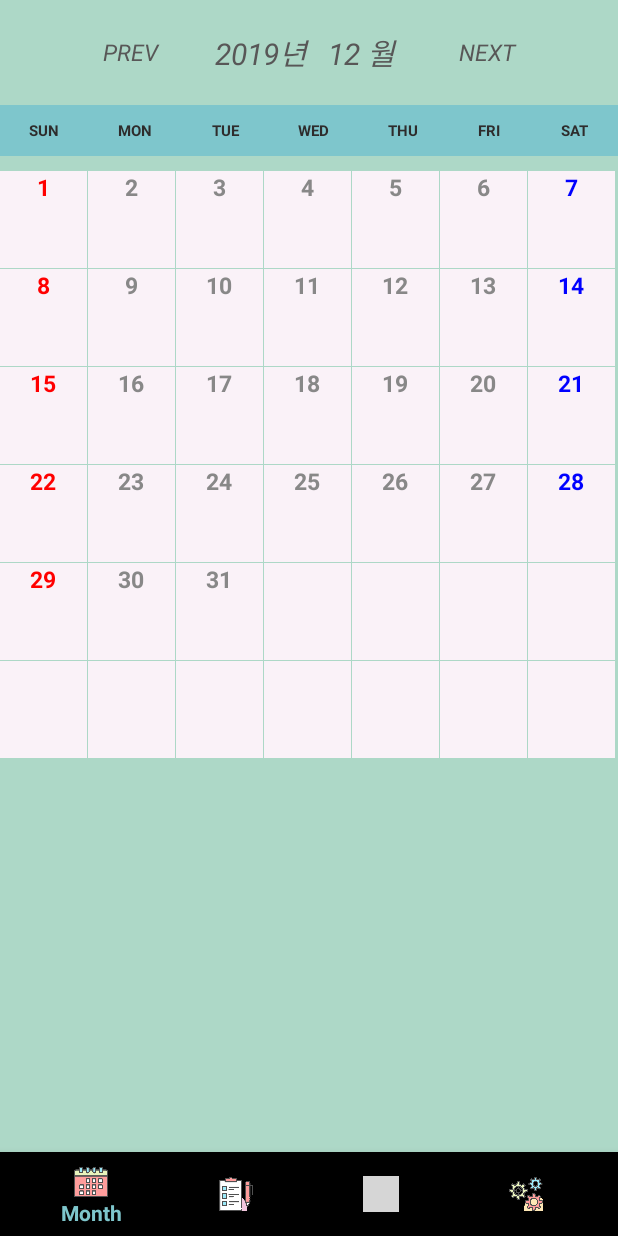
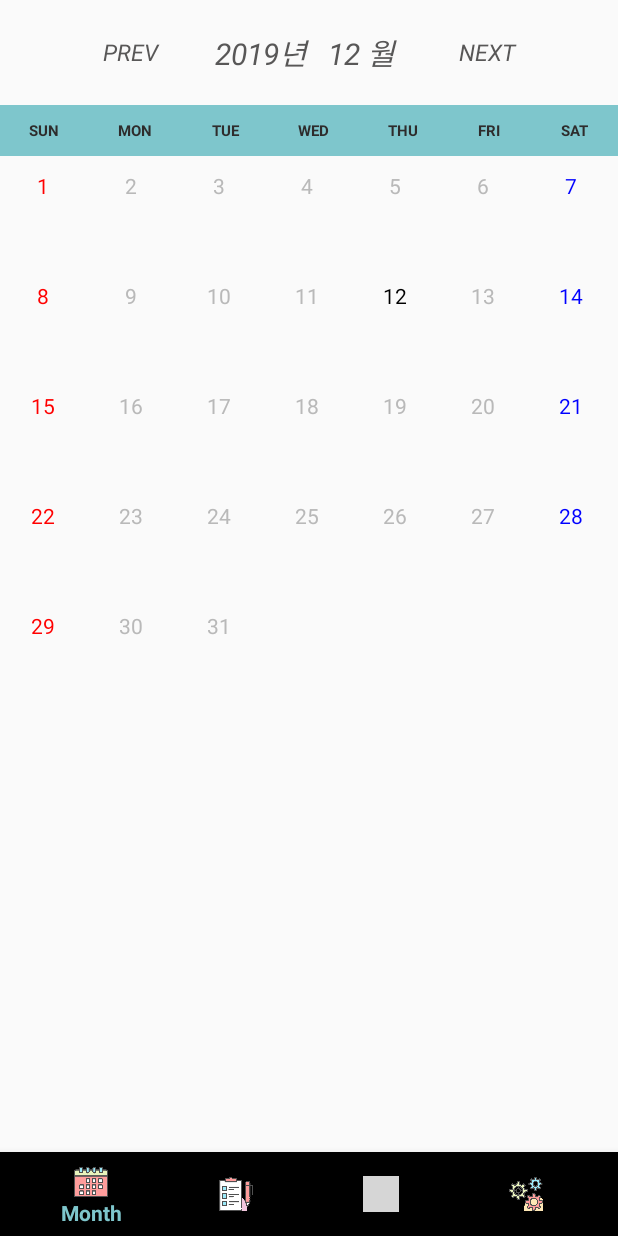
Before and after one commit to xim3739/HouseHolderProject, an Android app: the screen it shows after launch (MainActivity), after a tap on "10", on a phone screen of 412 x 824 dp. Run offline under Robolectric (Android 15) with nearby library versions, the light colour scheme and no system bars; libraries missing offline, so code that uses them is left out: com.daimajia.swipe, com.github.mikephil.charting, net.daum.android; grey boxes are pictures that could not be loaded.

Commit message:
애니메이션 , 해달날짜체크(미완성),현재날짜체크,xml_ImageButton

```diff
--- a/app/build.gradle
+++ b/app/build.gradle
@@ -36,6 +36,7 @@ dependencies {
     implementation 'com.google.android.material:material:1.0.0'
     implementation 'com.github.PhilJay:MpAndroidChart:v3.0.3'
     implementation 'androidx.recyclerview:recyclerview:1.0.0'
+    implementation 'com.prolificinteractive:material-calendarview:1.4.3'
     testImplementation 'junit:junit:4.12'
     androidTestImplementation 'androidx.test.ext:junit:1.1.1'
     androidTestImplementation 'androidx.test.espresso:espresso-core:3.2.0'
--- a/app/src/main/java/com/example/householderproject/adapter/MonthAdapter.java
+++ b/app/src/main/java/com/example/householderproject/adapter/MonthAdapter.java
@@ -4,6 +4,8 @@ import android.content.Context;
 import android.database.Cursor;
 import android.database.sqlite.SQLiteDatabase;
 import android.graphics.Color;
+import android.graphics.Paint;
+import android.graphics.Typeface;
 import android.text.format.Time;
 import android.util.AttributeSet;
 import android.view.View;
@@ -13,6 +15,7 @@ import android.widget.ImageView;
 import android.widget.TextView;
 
 import com.example.householderproject.R;
+import com.example.householderproject.fragment.Fragment1;
 import com.example.householderproject.model.CalendarListData;
 import com.example.householderproject.model.MonthItem;
 import com.example.householderproject.util.DBHelper;
@@ -34,6 +37,7 @@ public class MonthAdapter extends BaseAdapter {
     public int lastDay;//현재년도 현재달 마지막일
     public int selectedPosition = -1;//명시적 초기값 = -1
     public ArrayList<CalendarListData> list = new ArrayList<>();
+    private int day;
 
     public MonthAdapter() {
     }
@@ -68,6 +72,7 @@ public class MonthAdapter extends BaseAdapter {
 
     @Override
     public View getView(int position, View convertView, ViewGroup parent) {
+
         if (convertView == null) {
             convertView = View.inflate(mContext, R.layout.calendar_inner_view_holder, null);
         }
@@ -83,7 +88,7 @@ public class MonthAdapter extends BaseAdapter {
             SQLiteDatabase sqlDB = myDBHelper.getReadableDatabase();
             Cursor cursor;
             //날짜로 검색한 모든데이타(디비에 있는 데이타)를 가져온다
-            cursor = sqlDB.rawQuery("SELECT * FROM calenderTBL WHERE date = '" + curYear + "" + (curMonth+1) + "" + items[position].getDayValue() + "';", null);
+            cursor = sqlDB.rawQuery("SELECT * FROM calenderTBL WHERE date = '" + curYear + "" + (curMonth + 1) + "" + items[position].getDayValue() + "';", null);
             /*while () {                 select * FROM calenderTBL WHERE date like'2019_12_18%';
                 String databaseDate = cursor.getColumnName(0);
                 String databaseCoinrdo = cursor.getColumnName(1);
@@ -91,10 +96,9 @@ public class MonthAdapter extends BaseAdapter {
                 String databaseCoinfilter = cursor.getColumnName(3);
                 list.add(new MyList_Data(databaseDate,databaseCoinrdo,databaseCoinedttxt,databaseCoinfilter));
             }*/
-
-            if(cursor.getCount() != 0){
+            if (cursor.getCount() != 0) {
                 image1.setVisibility(View.VISIBLE);
-            }else{
+            } else {
                 image1.setVisibility(View.INVISIBLE);
             }
 
@@ -110,9 +114,14 @@ public class MonthAdapter extends BaseAdapter {
         } else if (columnIndex == 6) {
             txtDate.setTextColor(Color.BLUE);
         } else {
-            txtDate.setTextColor(Color.GRAY);
+            txtDate.setTextColor(mContext.getResources().getColor(R.color.customGray));
+        }
+        if (day == items[position].getDayValue()) {
+             txtDate.setTextColor(mContext.getResources().getColor(R.color.customDark));
+            /*txtDate.setTypeface(null, Typeface.BOLD);*/
+        }
 
-        }
+
 
         return convertView;
     }
@@ -124,6 +133,9 @@ public class MonthAdapter extends BaseAdapter {
         items = new MonthItem[42];
         //현재 년,월,일,시간을 가져옴
         mCalender = Calendar.getInstance();
+        //더 정확한 현재 날짜를 가져옴
+        mCalender.setTimeInMillis(System.currentTimeMillis());
+        day = mCalender.get(Calendar.DAY_OF_MONTH);
         //11월달, 1일~30일 1일 = 금요일, 달력의 시작점(우리나라 = 일요일 부터 시작)
         //년도, 월, 마지막일(윤년), 1일 -> 요일위치, 달력위치(월,일,토 중 선택);
         recalculate();
--- a/app/src/main/java/com/example/householderproject/fragment/Fragment1.java
+++ b/app/src/main/java/com/example/householderproject/fragment/Fragment1.java
@@ -5,6 +5,7 @@ import android.content.DialogInterface;
 import android.database.Cursor;
 import android.database.sqlite.SQLiteDatabase;
 import android.os.Bundle;
+import android.provider.ContactsContract;
 import android.view.LayoutInflater;
 import android.view.View;
 import android.view.ViewGroup;
@@ -29,7 +30,11 @@ import com.example.householderproject.model.CalendarListData;
 import com.example.householderproject.model.MonthItem;
 import com.example.householderproject.util.DBHelper;
 
+import java.text.SimpleDateFormat;
 import java.util.ArrayList;
+import java.util.Calendar;
+import java.util.Date;
+import java.util.Locale;
 
 import static com.example.householderproject.MainActivity.myContext;
 
@@ -42,6 +47,7 @@ public class Fragment1 extends Fragment implements View.OnClickListener, Adapter
     private View view;
     private String str;
     private String currentDate;
+    private boolean check;
 
     private CalendarListAdapter calendarListAdapter;
     private ArrayList<CalendarListData> calendarList = new ArrayList<>();
@@ -49,6 +55,7 @@ public class Fragment1 extends Fragment implements View.OnClickListener, Adapter
 
     public static SQLiteDatabase sqlDB;
     public static DBHelper dbHelper;
+    public static int seleteposition;
 
     @Nullable
     @Override
@@ -63,6 +70,7 @@ public class Fragment1 extends Fragment implements View.OnClickListener, Adapter
 
         gridViewCalendar = view.findViewById(R.id.gvCalender);
         textViewYear = view.findViewById(R.id.tvYearMonth);
+
 
         //1.어뎁터를 생성
         monthAdapter = new MonthAdapter(myContext);
@@ -82,6 +90,7 @@ public class Fragment1 extends Fragment implements View.OnClickListener, Adapter
         return view;
 
     }
+
 
     // 클릭 이벤트
     @Override
@@ -110,13 +119,17 @@ public class Fragment1 extends Fragment implements View.OnClickListener, Adapter
 
     @Override
     public void onItemClick(AdapterView<?> parent, View view, int position, long id) {
-
+        seleteposition = position;
         MonthItem curItem = (MonthItem) monthAdapter.getItem(position);
 
-        currentDate = String.valueOf(monthAdapter.curYear)  + (monthAdapter.curMonth + 1);
+        currentDate = String.valueOf(monthAdapter.curYear) + (monthAdapter.curMonth + 1);
 
+        if(view.isSelected()){
+            view.setBackgroundResource(R.drawable.custom);
+        }else {
+            view.setBackgroundResource(0);
+        }
         if (curItem.getDayValue() != 0) {
-
             dbHelper = new DBHelper(myContext);
             sqlDB = dbHelper.getReadableDatabase();
 
@@ -146,7 +159,7 @@ public class Fragment1 extends Fragment implements View.OnClickListener, Adapter
     @Override
     public boolean onItemLongClick(AdapterView<?> parent, final View view, final int position, long id) {
 
-        MonthItem curItem1= (MonthItem) monthAdapter.getItem(position);
+        MonthItem curItem1 = (MonthItem) monthAdapter.getItem(position);
 
         currentDate = monthAdapter.curYear + "/" + (monthAdapter.curMonth + 1);
 
@@ -218,12 +231,12 @@ public class Fragment1 extends Fragment implements View.OnClickListener, Adapter
                 if (radioButtonPlus.isChecked() && !(spinnerFilter.getSelectedItem().toString().equals("필터를 설정해 주세요")) &&
                         !(editTextCredit.getText().toString().equals(""))) {
 
-                    insertPlusDataBase(view.getContext(), currentDate, editTextCredit.getText().toString(), radioButtonPlus.getText().toString(), spinnerFilter.getSelectedItem().toString(), editTextLocation.getText().toString());
+                    insertPlusDataBase(view.getContext(), currentDate, editTextCredit.getText().toString() + " 원", radioButtonPlus.getText().toString(), spinnerFilter.getSelectedItem().toString(), editTextLocation.getText().toString());
 
                 } else if (radioButtonMinus.isChecked() && !(spinnerFilter.getSelectedItem().toString().equals("필터를 설정해 주세요")) &&
                         !(editTextCredit.getText().toString().equals(""))) {
 
-                    insertMinusDataBase(view.getContext(), currentDate, editTextCredit.getText().toString(), radioButtonMinus.getText().toString(), spinnerFilter.getSelectedItem().toString(), editTextLocation.getText().toString());
+                    insertMinusDataBase(view.getContext(), currentDate, editTextCredit.getText().toString() + " 원", radioButtonMinus.getText().toString(), spinnerFilter.getSelectedItem().toString(), editTextLocation.getText().toString());
 
                 } else {
 
@@ -254,13 +267,14 @@ public class Fragment1 extends Fragment implements View.OnClickListener, Adapter
         textViewYear.setText(yearMonth);
 
     }
+
     //DB 에 저장
     private void insertMinusDataBase(Context context, String currentDate, String editTextCredit, String radioButtonMinus, String spinnerFilter, String editTextLocation) {
 
         dbHelper = new DBHelper(context);
         sqlDB = dbHelper.getWritableDatabase();
 
-        sqlDB.execSQL("INSERT INTO calenderTBL VALUES(null, '" + currentDate + "','" + editTextCredit +"','"
+        sqlDB.execSQL("INSERT INTO calenderTBL VALUES(null, '" + currentDate + "','" + editTextCredit + "','"
                 + radioButtonMinus + "','" + spinnerFilter + "', '" + editTextLocation + "');");
 
         sqlDB.close();
@@ -271,6 +285,7 @@ public class Fragment1 extends Fragment implements View.OnClickListener, Adapter
         Toast.makeText(context, str + "(으)로 " + editTextCredit + "원의 지출이 발생하였습니다", Toast.LENGTH_LONG).show();
 
     }
+
     //DB 에 저장
     private void insertPlusDataBase(Context context, String currentDate, String editTextCredit, String radioButtonPlus, String spinnerFilter, String editTextLocation) {
 
@@ -278,7 +293,7 @@ public class Fragment1 extends Fragment implements View.OnClickListener, Adapter
         sqlDB = dbHelper.getWritableDatabase();
 
         sqlDB.execSQL("INSERT INTO calenderTBL VALUES( null, '" + currentDate + "','" + editTextCredit + "','"
-                + radioButtonPlus + "','" + spinnerFilter + "', '" + editTextLocation +"');");
+                + radioButtonPlus + "','" + spinnerFilter + "', '" + editTextLocation + "');");
 
         sqlDB.close();
 
--- a/app/src/main/res/drawable/custom.xml
+++ b/app/src/main/res/drawable/custom.xml
@@ -1,4 +1,26 @@
 <?xml version="1.0" encoding="utf-8"?>
-<selector xmlns:android="http://schemas.android.com/apk/res/android">
+<shape xmlns:android="http://schemas.android.com/apk/res/android"
+    android:shape="rectangle">
 
-</selector>
+    <corners
+        android:bottomRightRadius="0dp"
+        android:radius="0dp"/>
+
+    <!--  6  -->
+    <gradient
+        android:angle="135"
+        android:endColor="#0080D8FF"
+        android:startColor="#00AEBAF8" />
+
+    <size
+        android:width="15dp"
+        android:height="15dp" />
+
+    <!--Use android:dashWidth="2dp" and android:dashGap="2dp"
+    to add dashes to your stroke-->
+    <stroke
+        android:width="2dp"
+        android:color="#FFDE9C" />
+
+
+</shape>
--- a/app/src/main/res/drawable/customdefalut.xml
+++ b/app/src/main/res/drawable/customdefalut.xml
@@ -20,7 +20,7 @@
     to add dashes to your stroke-->
     <stroke
         android:width="2dp"
-        android:color="#FFDE9C" />
+        android:color="#FFFFFF" />
 
 
 </shape>
--- a/app/src/main/res/drawable/ic_radio_button_unchecked_black_24dp.xml
+++ b/app/src/main/res/drawable/ic_radio_button_unchecked_black_24dp.xml
@@ -1,4 +1,4 @@
-<vector android:height="20dp" android:tint="#DB9400"
+<vector android:height="20dp" android:tint="#80D8FF"
     android:viewportHeight="24.0" android:viewportWidth="24.0"
     android:width="20dp" xmlns:android="http://schemas.android.com/apk/res/android">
     <path android:fillColor="#FF000000" android:pathData="M12,2C6.48,2 2,6.48 2,12s4.48,10 10,10 10,-4.48 10,-10S17.52,2 12,2zM12,20c-4.42,0 -8,-3.58 -8,-8s3.58,-8 8,-8 8,3.58 8,8 -3.58,8 -8,8z"/>
--- a/app/src/main/res/layout/calendar_inner_view_holder.xml
+++ b/app/src/main/res/layout/calendar_inner_view_holder.xml
@@ -1,26 +1,26 @@
 <?xml version="1.0" encoding="utf-8"?>
 <LinearLayout xmlns:android="http://schemas.android.com/apk/res/android"
-    android:layout_width="50dp"
-    android:layout_height="100dp"
+    android:layout_width="wrap_content"
+    android:layout_height="wrap_content"
     android:gravity="center"
-    android:orientation="vertical"
-    android:background="@color/customPink">
+    android:orientation="vertical">
+
 
     <TextView
-        android:layout_gravity="center"
         android:id="@+id/txtDate"
         android:layout_width="wrap_content"
         android:layout_height="wrap_content"
-        android:textColor="#676d6e"
-        android:textSize="15dp"
-        android:textStyle="bold" />
+        android:gravity="center"
+        android:layout_marginTop="10dp" />
 
     <ImageView
-        android:layout_marginBottom="10dp"
-        android:layout_marginTop="15dp"
         android:id="@+id/image1"
+        android:layout_marginLeft="8dp"
+        android:layout_marginRight="8dp"
         android:layout_width="18dp"
         android:layout_height="18dp"
-        android:src="@mipmap/handcoin"/>
+        android:layout_marginTop="15dp"
+        android:layout_marginBottom="10dp"
+        android:src="@mipmap/handcoin" />
 
 </LinearLayout>
--- a/app/src/main/res/layout/fragment1.xml
+++ b/app/src/main/res/layout/fragment1.xml
@@ -2,7 +2,6 @@
 <LinearLayout xmlns:android="http://schemas.android.com/apk/res/android"
     android:layout_width="match_parent"
     android:layout_height="match_parent"
-    android:background="@color/customDenseGreen"
     android:gravity="center|top"
     android:orientation="vertical">
 
@@ -44,7 +43,6 @@
     <LinearLayout
         android:layout_width="match_parent"
         android:layout_height="wrap_content"
-        android:background="@color/customDenseGreen"
         android:orientation="vertical">
 
         <LinearLayout
@@ -132,7 +130,6 @@
             android:id="@+id/gvCalender"
             android:layout_width="match_parent"
             android:layout_height="match_parent"
-            android:layout_marginTop="10dp"
             android:layout_weight="1"
             android:horizontalSpacing="1dp"
             android:numColumns="7"
--- a/app/src/main/res/values/colors.xml
+++ b/app/src/main/res/values/colors.xml
@@ -9,5 +9,7 @@
     <color name="customBrightGreen">#B0F8FF</color>
     <color name="customDenseGreen">#ADD8C7</color>
     <color name="customGreen">#7EC6CC</color>
+    <color name="customDark">#000000</color>
+    <color name="customGray">#B9B9B9</color>
 
 </resources>
--- a/app/src/main/res/values/styles.xml
+++ b/app/src/main/res/values/styles.xml
@@ -4,7 +4,7 @@
     <style name="CustomTheme" parent="Theme.AppCompat.Light.NoActionBar">
         <item name="colorPrimary">@color/customGreen</item>
         <item name="colorPrimaryDark">@color/customDenseGreen</item>
-        <item name="colorAccent">@color/customPink</item>
+        <item name="colorAccent">#707070</item>
     </style>
 
     <style name="textStyleItalic">
```
Also changed, not shown: app/src/main/java/com/example/householderproject/adapter/CalendarListAdapter.java (+10 -0 lines), app/src/main/java/com/example/householderproject/adapter/RecyclerViewAdapter.java (+4 -4 lines), app/src/main/res/layout/calendar_input_data_dialog.xml (+6 -2 lines), app/src/main/res/layout/calendar_list_view_holder.xml (+5 -4 lines).
